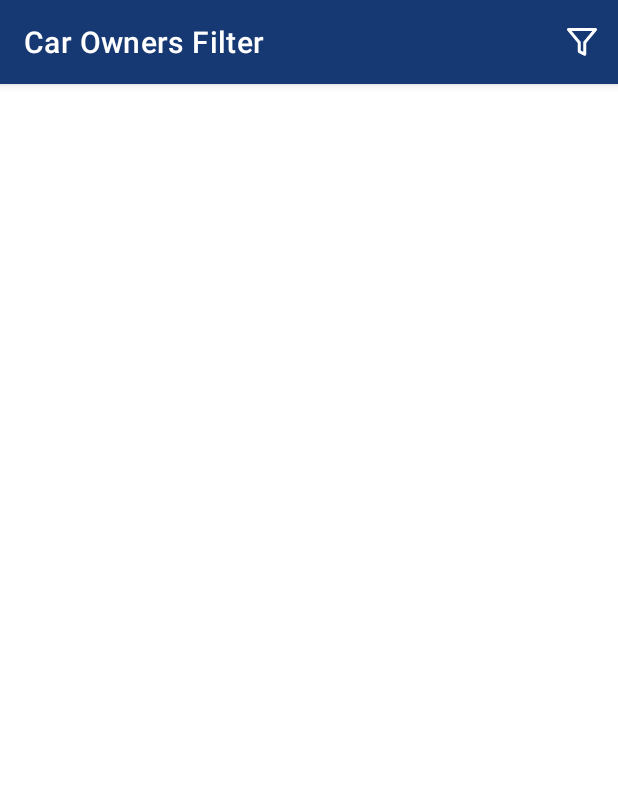
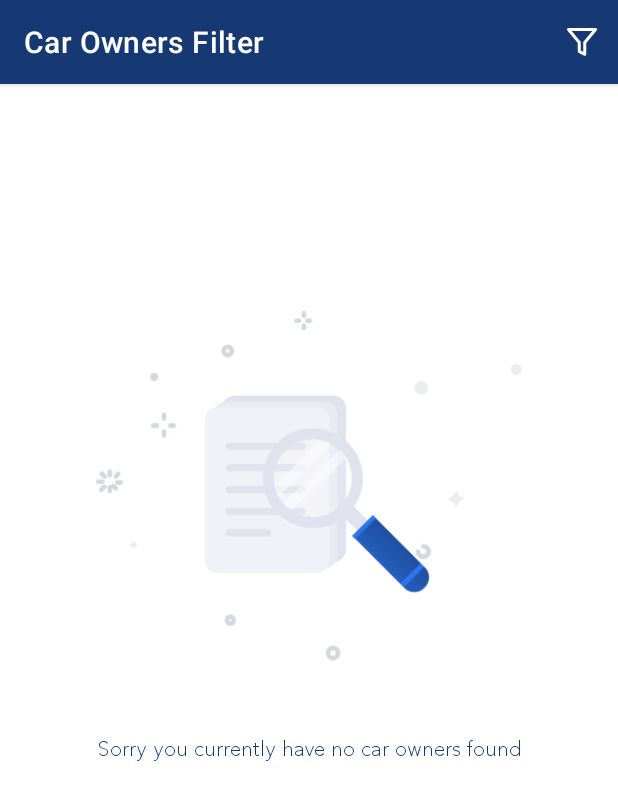
Before and after one commit to boluok/Car-Owner-Filter, an Android app: the fragment FilteredCarOwnersFragment placed in its activity, on a phone screen of 412 x 824 dp. Shown: the top 800 px of the screen. Run offline under Robolectric (Android 15) with nearby library versions, the phone set to English and light mode, and no system bars; our stand-ins replace Timber; libraries missing offline, so code that uses them is left out: com.github.doyaaaaaken.kotlincsv, com.ncapdevi.fragnav, com.thetechnocafe.gurleensethi; 9 statements that could not run were skipped.

Commit message:
File Search Added

```diff
--- a/app/src/main/java/com/example/carownersfilter/MainActivity.kt
+++ b/app/src/main/java/com/example/carownersfilter/MainActivity.kt
@@ -15,10 +15,7 @@ class MainActivity : BaseActivity() {
     private val baseFragments by lazy {
         listOf(
             SplashScreenFragment(),
-            GetPermissionsFragment(),
-            GettingFileFragment(),
-            MyFiltersFragment(),
-            CouldntFindFileFragment()
+            MyFiltersFragment()
         )
     }
 
@@ -43,10 +40,10 @@ class MainActivity : BaseActivity() {
 
     companion object {
         val SPLASH_SCREEN = FragNavController.TAB1
-        val GET_PERMISSION = FragNavController.TAB2
-        val GETTING_FILE = FragNavController.TAB3
-        val MYFILTERS = FragNavController.TAB4
-        val NO_FILE = FragNavController.TAB5
+        val MYFILTERS = FragNavController.TAB2
+//        val GETTING_FILE = FragNavController.TAB3
+//        val MYFILTERS = FragNavController.TAB4
+//        val NO_FILE = FragNavController.TAB5
     }
 
     override fun onFragmentTransaction(
--- a/app/src/main/java/com/example/carownersfilter/views/FilteredCarOwnersFragment.kt
+++ b/app/src/main/java/com/example/carownersfilter/views/FilteredCarOwnersFragment.kt
@@ -11,6 +11,7 @@ import androidx.constraintlayout.widget.Group
 import androidx.navigation.fragment.findNavController
 import androidx.recyclerview.widget.RecyclerView
 import com.example.carownersfilter.R
+import com.example.carownersfilter.model.CarOwner
 import com.example.carownersfilter.model.Filters
 import com.example.carownersfilter.utils.argument
 import com.example.carownersfilter.utils.updateRecycler2
@@ -21,7 +22,6 @@ import com.example.carownersfilter.utils.normalcase
 import com.example.carownersfilter.utils.updateRecycler2
 import com.example.carownersfilter.viewmodel.CarOwnersViewModel
 import kotlinx.android.synthetic.main.fragment_filtered_car_owners.*
-import kotlinx.android.synthetic.main.fragment_my_filters.*
 import org.koin.android.viewmodel.ext.android.sharedViewModel
 
 
@@ -46,7 +46,9 @@ class FilteredCarOwnersFragment : BaseFragment() {
 
 
     private fun setUpRecycler() {
+
        val carOwners = carOwnerViewModel.getCarOwnersForFilter(filter)
+        setRecyclerState(carOwners)
         adaptor = recycler.updateRecycler2(context!!,carOwners,R.layout.item_car_owner, listOf(R.id.textViewCarOwnerName,R.id.textViewCarModel,R.id.textViewGender,
             R.id.textViewNationality,R.id.textViewProfile
             ),{ innerViews, item ->
@@ -67,6 +69,21 @@ class FilteredCarOwnersFragment : BaseFragment() {
         })
     }
 
+
+    private fun setRecyclerState(filters: List<CarOwner>) {
+        if(filters.isNullOrEmpty()){
+            recycler.visibility = View.GONE
+            imageViewNoFilters.visibility = View.VISIBLE
+            textViewNoFilters.visibility = View.VISIBLE
+        }else{
+            imageViewNoFilters.visibility = View.GONE
+            textViewNoFilters.visibility = View.GONE
+            recycler.visibility = View.VISIBLE
+
+        }
+
+    }
+
     companion object{
         val FILTER = "Filter"
         fun newInstance(filter:Filters):FilteredCarOwnersFragment{
--- a/app/src/main/java/com/example/carownersfilter/views/GetPermissionsFragment.kt
+++ b/app/src/main/java/com/example/carownersfilter/views/GetPermissionsFragment.kt
@@ -35,7 +35,7 @@ class GetPermissionsFragment : BaseFragment() {
         buttonPermissions.setOnClickListener {
             CheckPermissionUtil.checkWriteSd(context!!,object :PermissionCallback(){
                 override fun onPermissionGranted() {
-                   mFragmentNavigation.switchFragment(MainActivity.GETTING_FILE)
+                   mFragmentNavigation.pushFragment(GettingFileFragment())
 
                 }
 
--- a/app/src/main/res/layout/fragment_filtered_car_owners.xml
+++ b/app/src/main/res/layout/fragment_filtered_car_owners.xml
@@ -15,4 +15,32 @@
         app:layout_constraintEnd_toEndOf="parent"
         app:layout_constraintStart_toStartOf="parent"
         app:layout_constraintTop_toTopOf="parent" />
+
+    <ImageView
+        android:id="@+id/imageViewNoFilters"
+        android:layout_width="0dp"
+        android:layout_height="0dp"
+        android:layout_marginStart="64dp"
+        android:layout_marginLeft="64dp"
+        android:layout_marginEnd="64dp"
+        android:layout_marginRight="64dp"
+        android:src="@drawable/no_filter_image"
+        app:layout_constraintBottom_toBottomOf="parent"
+        app:layout_constraintDimensionRatio="1:1"
+
+        app:layout_constraintEnd_toEndOf="parent"
+        app:layout_constraintStart_toStartOf="parent"
+        app:layout_constraintTop_toTopOf="parent"
+        app:layout_constraintVertical_bias="0.26" />
+
+    <TextView
+        android:id="@+id/textViewNoFilters"
+        android:layout_width="wrap_content"
+        android:layout_height="wrap_content"
+        android:layout_marginTop="24dp"
+        style="@style/BodyText"
+        android:text="Sorry you currently have no car owners found"
+        app:layout_constraintEnd_toEndOf="@+id/imageViewNoFilters"
+        app:layout_constraintStart_toStartOf="@+id/imageViewNoFilters"
+        app:layout_constraintTop_toBottomOf="@+id/imageViewNoFilters" />
 </androidx.constraintlayout.widget.ConstraintLayout>
```
Also changed, not shown: app/src/main/java/com/example/carownersfilter/viewmodel/CarOwnersViewModel.kt (+22 -2 lines), app/src/main/java/com/example/carownersfilter/views/CouldntFindFileFragment.kt (+59 -1 lines), app/src/main/java/com/example/carownersfilter/views/GettingFileFragment.kt (+8 -2 lines), app/src/main/java/com/example/carownersfilter/views/SplashScreenFragment.kt (+8 -5 lines), app/src/main/res/layout/fragment_couldnt_find_file.xml (+15 -0 lines).
